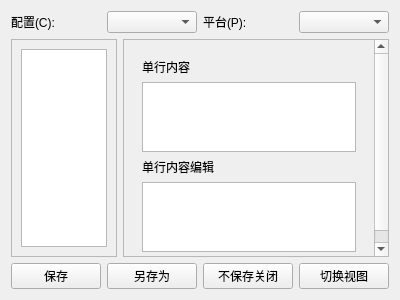
Before: the Qt Designer form ui/attribute_table_widget.ui in azh-1415926/VSATEditor, drawn with Qt 5.
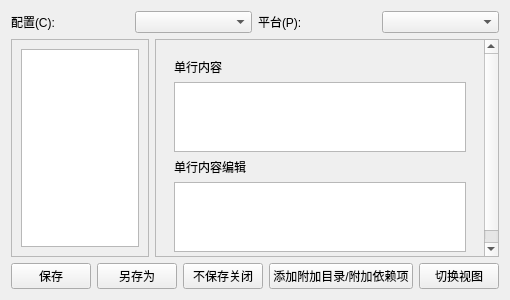
After: the same form once the commit is applied.

Patch:
```diff
--- a/ui/attribute_table_widget.ui
+++ b/ui/attribute_table_widget.ui
@@ -6,7 +6,7 @@
    <rect>
     <x>0</x>
     <y>0</y>
-    <width>400</width>
+    <width>477</width>
     <height>300</height>
    </rect>
   </property>
@@ -50,7 +50,7 @@
          <rect>
           <x>0</x>
           <y>0</y>
-          <width>105</width>
+          <width>127</width>
           <height>218</height>
          </rect>
         </property>
@@ -72,7 +72,7 @@
          <rect>
           <x>0</x>
           <y>0</y>
-          <width>248</width>
+          <width>303</width>
           <height>226</height>
          </rect>
         </property>
@@ -161,6 +161,13 @@
        </property>
       </widget>
      </item>
+     <item>
+      <widget class="QPushButton" name="add_path_btn">
+       <property name="text">
+        <string>添加附加目录/附加依赖项</string>
+       </property>
+      </widget>
+     </item>
      <item>
       <widget class="QPushButton" name="view_btn">
        <property name="text">
```
